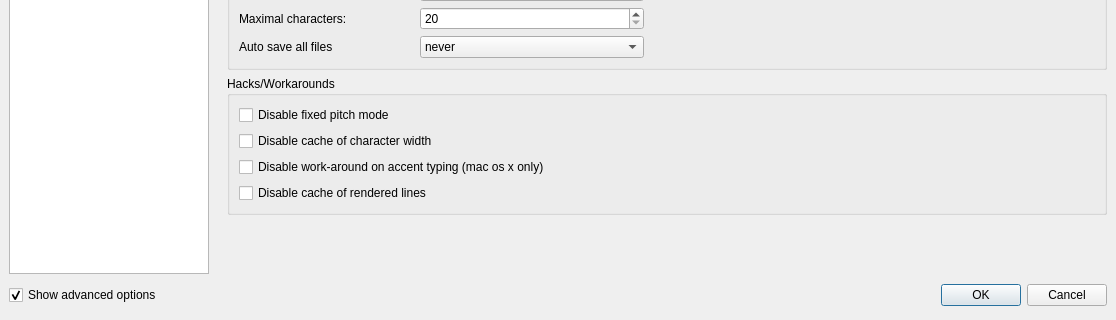
The window that configdialog.ui (svn2github/texstudio-trunk) describes before a commit, drawn with Qt 5; both pictures show x 0 to 1116 and y 354 to 674 of the 1116 by 674 pixel window.
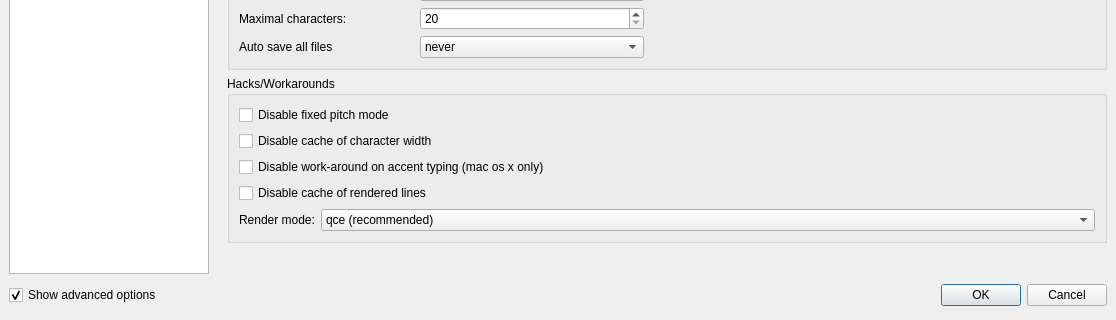
The same window after the commit. Icons and pictures are not drawn.

What changed in the file:
```diff
--- a/configdialog.ui
+++ b/configdialog.ui
@@ -1560,29 +1560,29 @@
          <property name="title">
           <string>Hacks/Workarounds</string>
          </property>
-         <layout class="QVBoxLayout" name="verticalLayout_6">
-          <item>
+         <layout class="QGridLayout" name="gridLayout">
+          <item row="0" column="0" colspan="2">
            <widget class="QCheckBox" name="checkBoxHackDisableFixedPitch">
             <property name="text">
              <string>Disable fixed pitch mode</string>
             </property>
            </widget>
           </item>
-          <item>
+          <item row="1" column="0" colspan="2">
            <widget class="QCheckBox" name="checkBoxHackDisableWidthCache">
             <property name="text">
              <string>Disable cache of character width</string>
             </property>
            </widget>
           </item>
-          <item>
+          <item row="2" column="0" colspan="2">
            <widget class="QCheckBox" name="checkBoxHackDisableAccentWorkaround">
             <property name="text">
              <string>Disable work-around on accent typing (mac os x only)</string>
             </property>
            </widget>
           </item>
-          <item>
+          <item row="3" column="0" colspan="2">
            <widget class="QCheckBox" name="checkBoxHackDisableLineCache">
             <property name="toolTip">
              <string>If the cache of rendered lines is enabled, rendered lines are stored in a cache, so they do not have to be rendered again. Leading to a speed improvement (especially on Mac), at the cost of a higher memory usage.</string>
@@ -1592,6 +1592,38 @@
             </property>
            </widget>
           </item>
+          <item row="4" column="1">
+           <widget class="QComboBox" name="comboBoxHackRenderMode">
+            <item>
+             <property name="text">
+              <string>qce (recommended)</string>
+             </property>
+            </item>
+            <item>
+             <property name="text">
+              <string>qt</string>
+             </property>
+            </item>
+            <item>
+             <property name="text">
+              <string>single letter</string>
+             </property>
+            </item>
+           </widget>
+          </item>
+          <item row="4" column="0">
+           <widget class="QLabel" name="label_11">
+            <property name="sizePolicy">
+             <sizepolicy hsizetype="Maximum" vsizetype="Preferred">
+              <horstretch>0</horstretch>
+              <verstretch>0</verstretch>
+             </sizepolicy>
+            </property>
+            <property name="text">
+             <string>Render mode:</string>
+            </property>
+           </widget>
+          </item>
          </layout>
         </widget>
        </item>
```
